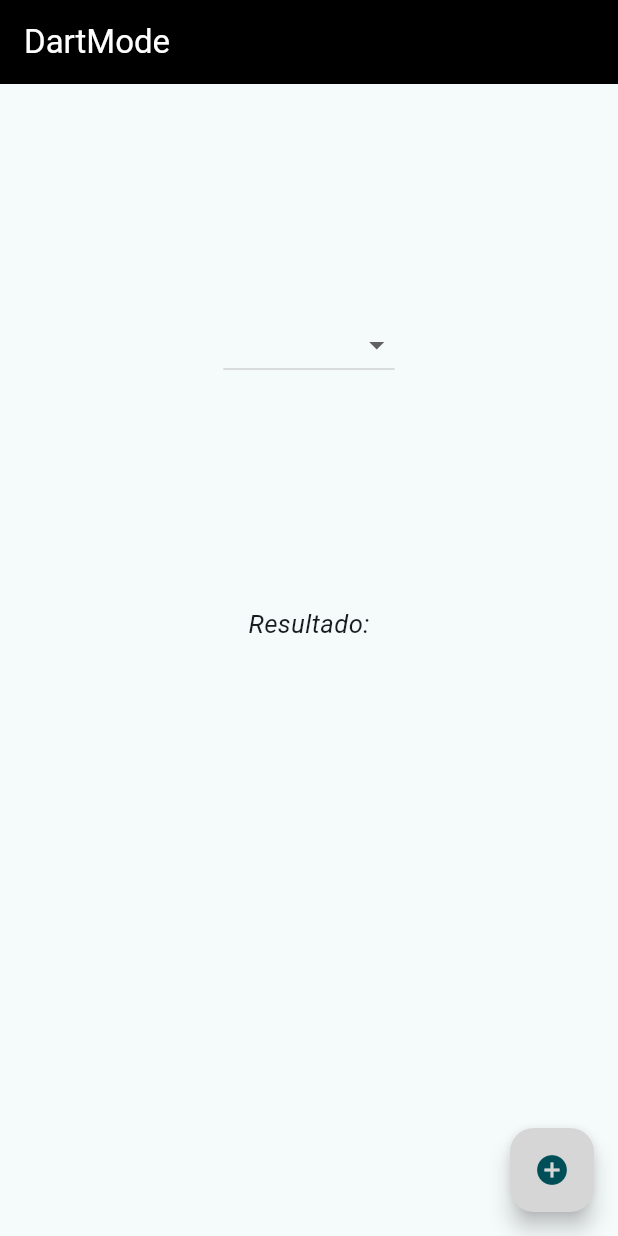
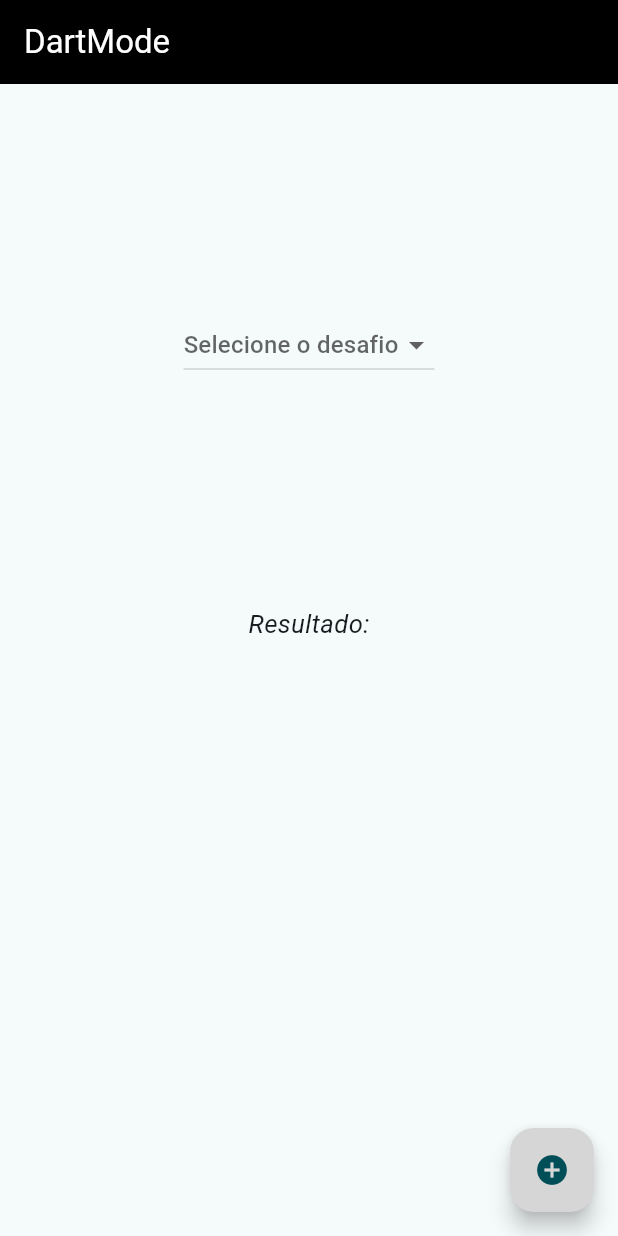
Before and after one commit to queirozmat/contador_dartmode, a Flutter app: the screen it shows after launch, on a phone screen of 412 x 824 dp. Run offline on Flutter 3.47's test engine with Material 3 defaults, Android fonts, the phone set to English and light mode, and no system bars; missing offline and left inert: remove_diacritic.

Commit message:
colocado um hinttext para mostrar a função do dropdown

```diff
--- a/lib/main.dart
+++ b/lib/main.dart
@@ -530,6 +530,7 @@ class _MyHomePageState extends State<MyHomePage> {
             children: <Widget>[
               const SizedBox(height: 150),
               DropdownButton(
+                hint: const Text('Selecione o desafio'),
                 value: selectedFunction == '' ? null : selectedFunction,
                 items: listItens
                     .map((e) => DropdownMenuItem(
```
